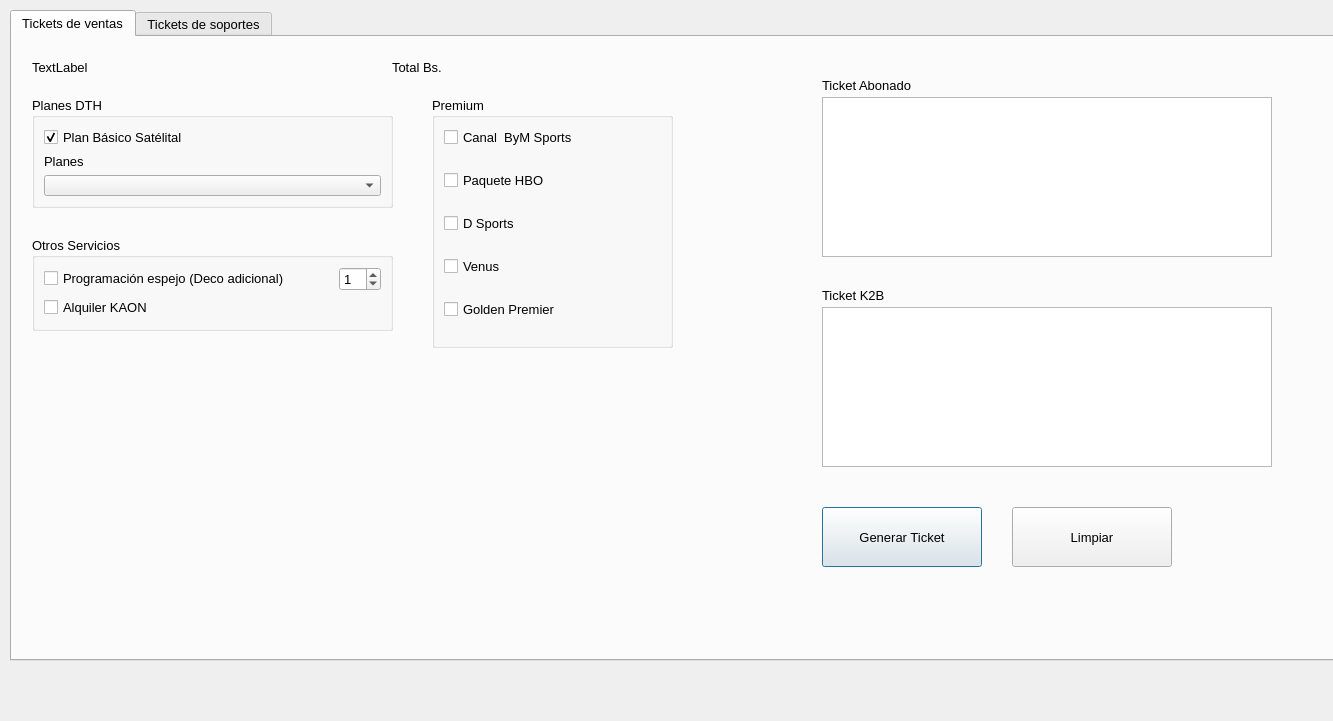
Qt form modules/Dth/dth.ui (ceeck65/assistent-inter-app) before a commit.
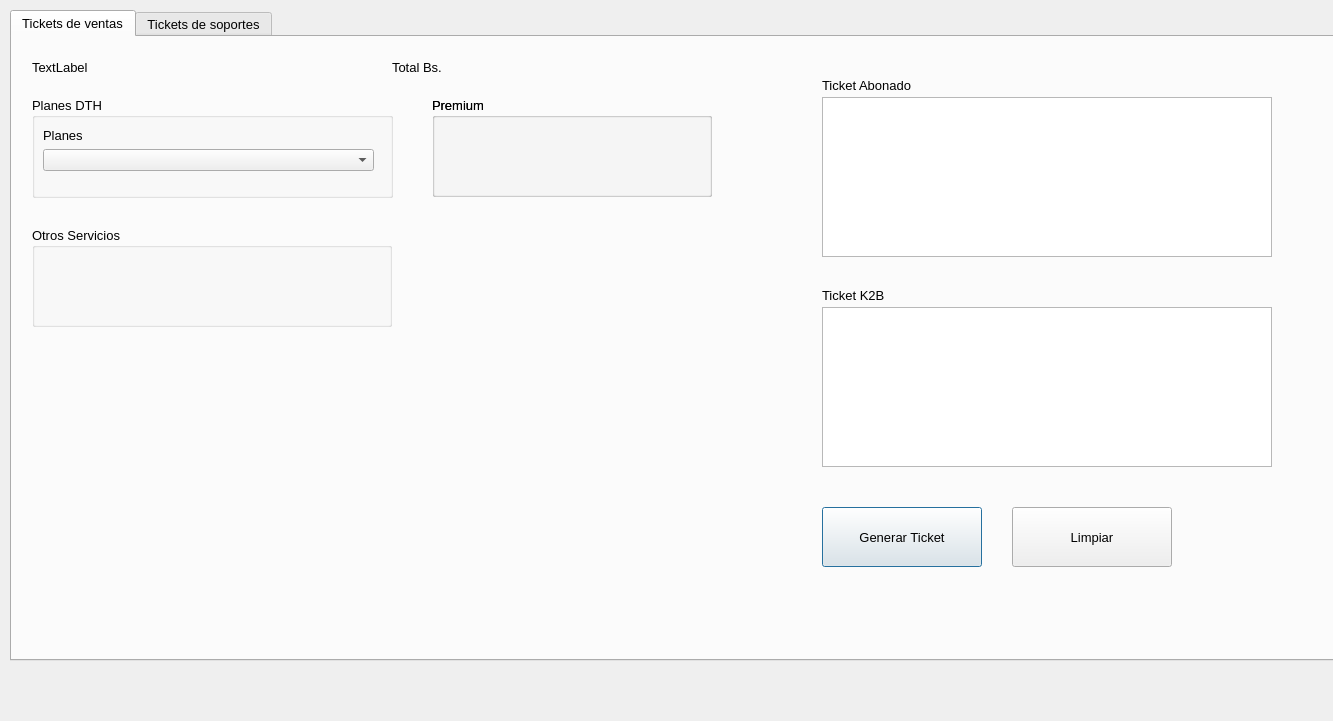
The same form after that commit. Icons and pictures are not drawn.

The edit to the form file:
```diff
--- a/modules/Dth/dth.ui
+++ b/modules/Dth/dth.ui
@@ -56,7 +56,7 @@
        <x>20</x>
        <y>60</y>
        <width>361</width>
-       <height>111</height>
+       <height>101</height>
       </rect>
      </property>
      <property name="font">
@@ -86,49 +86,37 @@
      <property name="flat">
       <bool>false</bool>
      </property>
-     <layout class="QGridLayout" name="gridLayout_3">
-      <item row="0" column="0">
-       <layout class="QVBoxLayout" name="verticalLayout">
-        <item>
-         <widget class="QCheckBox" name="basico_satelital_dth">
-          <property name="font">
-           <font>
-            <family>Arial</family>
-            <pointsize>10</pointsize>
-            <weight>50</weight>
-            <italic>false</italic>
-            <bold>false</bold>
-           </font>
-          </property>
-          <property name="text">
-           <string>Plan Básico Satélital</string>
-          </property>
-          <property name="checked">
-           <bool>true</bool>
-          </property>
-         </widget>
-        </item>
-        <item>
-         <widget class="QLabel" name="label_8">
-          <property name="text">
-           <string>Planes</string>
-          </property>
-         </widget>
-        </item>
-        <item>
-         <widget class="QComboBox" name="plans_dth"/>
-        </item>
-       </layout>
-      </item>
-     </layout>
+     <widget class="QComboBox" name="plans_dth">
+      <property name="geometry">
+       <rect>
+        <x>11</x>
+        <y>52</y>
+        <width>331</width>
+        <height>22</height>
+       </rect>
+      </property>
+     </widget>
+     <widget class="QLabel" name="label_8">
+      <property name="geometry">
+       <rect>
+        <x>11</x>
+        <y>30</y>
+        <width>40</width>
+        <height>16</height>
+       </rect>
+      </property>
+      <property name="text">
+       <string>Planes</string>
+      </property>
+     </widget>
     </widget>
     <widget class="QGroupBox" name="groupBox_3">
      <property name="geometry">
       <rect>
        <x>420</x>
        <y>60</y>
-       <width>241</width>
-       <height>251</height>
+       <width>280</width>
+       <height>100</height>
       </rect>
      </property>
      <property name="font">
@@ -139,112 +127,7 @@
      <property name="title">
       <string>Premium</string>
      </property>
-     <layout class="QGridLayout" name="gridLayout_4">
-      <item row="0" column="0">
-       <layout class="QVBoxLayout" name="verticalLayout_2">
-        <item>
-         <widget class="QCheckBox" name="bym_dth">
-          <property name="text">
-           <string>Canal  ByM Sports</string>
-          </property>
-         </widget>
-        </item>
-        <item>
-         <spacer name="verticalSpacer_6">
-          <property name="orientation">
-           <enum>Qt::Vertical</enum>
-          </property>
-          <property name="sizeHint" stdset="0">
-           <size>
-            <width>20</width>
-            <height>40</height>
-           </size>
-          </property>
-         </spacer>
-        </item>
-        <item>
-         <widget class="QCheckBox" name="hbo_dth">
-          <property name="text">
-           <string>Paquete HBO</string>
-          </property>
-         </widget>
-        </item>
-        <item>
-         <spacer name="verticalSpacer_7">
-          <property name="orientation">
-           <enum>Qt::Vertical</enum>
-          </property>
-          <property name="sizeHint" stdset="0">
-           <size>
-            <width>20</width>
-            <height>40</height>
-           </size>
-          </property>
-         </spacer>
-        </item>
-        <item>
-         <widget class="QCheckBox" name="dsports_dth">
-          <property name="text">
-           <string>D Sports</string>
-          </property>
-         </widget>
-        </item>
-        <item>
-         <spacer name="verticalSpacer_8">
-          <property name="orientation">
-           <enum>Qt::Vertical</enum>
-          </property>
-          <property name="sizeHint" stdset="0">
-           <size>
-            <width>20</width>
-            <height>40</height>
-           </size>
-          </property>
-         </spacer>
-        </item>
-        <item>
-         <widget class="QCheckBox" name="venus_dth">
-          <property name="text">
-           <string>Venus</string>
-          </property>
-         </widget>
-        </item>
-        <item>
-         <spacer name="verticalSpacer_9">
-          <property name="orientation">
-           <enum>Qt::Vertical</enum>
-          </property>
-          <property name="sizeHint" stdset="0">
-           <size>
-            <width>20</width>
-            <height>40</height>
-           </size>
-          </property>
-         </spacer>
-        </item>
-        <item>
-         <widget class="QCheckBox" name="goldem_dth">
-          <property name="text">
-           <string>Golden Premier</string>
-          </property>
-         </widget>
-        </item>
-        <item>
-         <spacer name="verticalSpacer_10">
-          <property name="orientation">
-           <enum>Qt::Vertical</enum>
-          </property>
-          <property name="sizeHint" stdset="0">
-           <size>
-            <width>20</width>
-            <height>40</height>
-           </size>
-          </property>
-         </spacer>
-        </item>
-       </layout>
-      </item>
-     </layout>
+     <layout class="QGridLayout" name="gridLayout_4"/>
     </widget>
     <widget class="QLabel" name="lblPriceReferentialDolarDTH">
      <property name="geometry">
@@ -268,9 +151,9 @@
      <property name="geometry">
       <rect>
        <x>20</x>
-       <y>200</y>
-       <width>361</width>
-       <height>94</height>
+       <y>190</y>
+       <width>360</width>
+       <height>100</height>
       </rect>
      </property>
      <property name="font">
@@ -281,50 +164,7 @@
      <property name="title">
       <string>Otros Servicios</string>
      </property>
-     <layout class="QGridLayout" name="gridLayout_5">
-      <item row="0" column="0">
-       <layout class="QVBoxLayout" name="verticalLayout_3">
-        <item>
-         <layout class="QHBoxLayout" name="horizontalLayout_5">
-          <item>
-           <widget class="QCheckBox" name="deco_dth">
-            <property name="text">
-             <string>Programación espejo (Deco adicional)</string>
-            </property>
-           </widget>
-          </item>
-          <item>
-           <spacer name="horizontalSpacer_3">
-            <property name="orientation">
-             <enum>Qt::Horizontal</enum>
-            </property>
-            <property name="sizeHint" stdset="0">
-             <size>
-              <width>40</width>
-              <height>20</height>
-             </size>
-            </property>
-           </spacer>
-          </item>
-          <item>
-           <widget class="QSpinBox" name="deco_adicional_dth">
-            <property name="value">
-             <number>1</number>
-            </property>
-           </widget>
-          </item>
-         </layout>
-        </item>
-        <item>
-         <widget class="QCheckBox" name="kaon_dth">
-          <property name="text">
-           <string>Alquiler KAON</string>
-          </property>
-         </widget>
-        </item>
-       </layout>
-      </item>
-     </layout>
+     <layout class="QGridLayout" name="gridLayout_5"/>
     </widget>
     <widget class="QLabel" name="lbl_total_dth">
      <property name="geometry">
@@ -444,6 +284,25 @@
       <string>Ticket K2B</string>
      </property>
     </widget>
+    <widget class="QGroupBox" name="groupBoxPremiumDTHInter">
+     <property name="geometry">
+      <rect>
+       <x>420</x>
+       <y>60</y>
+       <width>280</width>
+       <height>100</height>
+      </rect>
+     </property>
+     <property name="font">
+      <font>
+       <pointsize>10</pointsize>
+      </font>
+     </property>
+     <property name="title">
+      <string>Premium</string>
+     </property>
+     <layout class="QGridLayout" name="gridLayout_7"/>
+    </widget>
    </widget>
    <widget class="QWidget" name="tab_2">
     <attribute name="icon">
```
Left out of the diff: 4 changed lines with no effect on the pictures.
